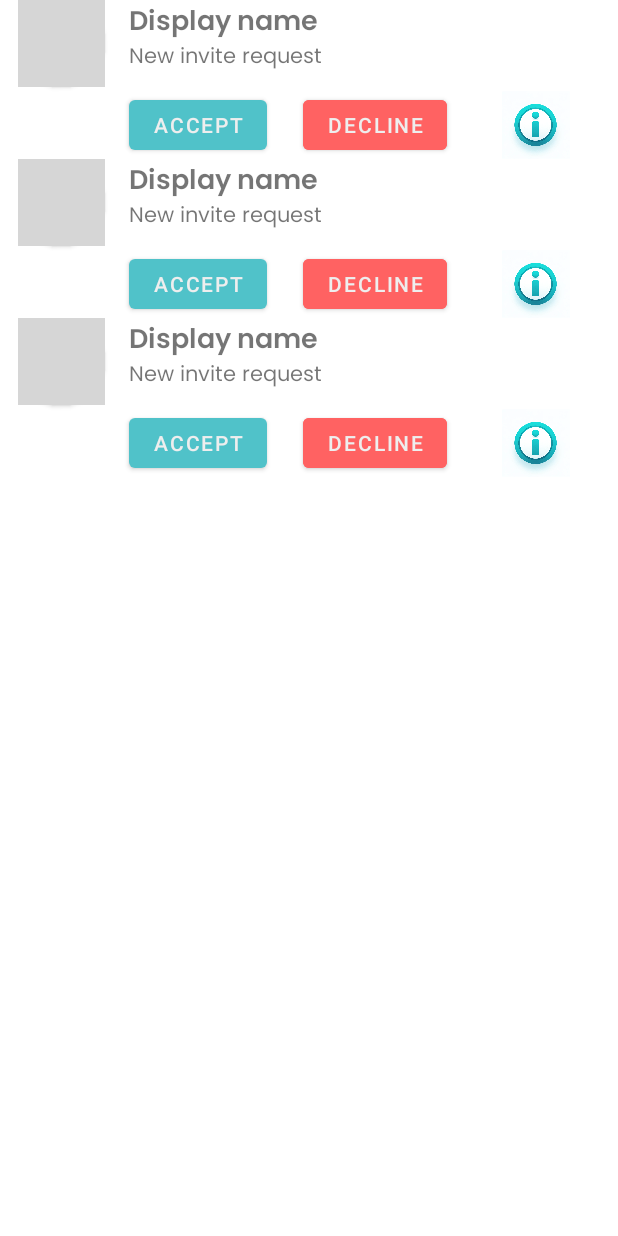
After one commit to OmriGawi/FitFinder, an Android app: the layout fragment_new_invites.xml on its own in the app's theme, with its tools: preview values and no code run, on a phone screen of 412 x 824 dp. The commit adds this screen. Run offline under Robolectric (Android 15) with nearby library versions, the phone set to English and light mode, and no system bars; grey boxes are pictures that could not be loaded.

Commit message:
Add New Invites functionality

```diff
--- a/app/src/main/java/com/example/fitfinder/viewmodel/ViewModelFactory.kt
+++ b/app/src/main/java/com/example/fitfinder/viewmodel/ViewModelFactory.kt
@@ -5,6 +5,7 @@ import androidx.lifecycle.ViewModelProvider
 import com.example.fitfinder.data.repository.BaseRepository
 import com.example.fitfinder.data.repository.auth.AuthRepository
 import com.example.fitfinder.data.repository.calendar.CalendarCreateEventRepository
+import com.example.fitfinder.data.repository.exercise.NewInvitesRepository
 import com.example.fitfinder.data.repository.location.LocationRepository
 import com.example.fitfinder.data.repository.messages.ChatRepository
 import com.example.fitfinder.data.repository.messages.MatchesRepository
@@ -17,6 +18,7 @@ import com.example.fitfinder.viewmodel.auth.LoginViewModel
 import com.example.fitfinder.viewmodel.auth.LogoutViewModel
 import com.example.fitfinder.viewmodel.auth.SignupViewModel
 import com.example.fitfinder.viewmodel.calendar.CalendarCreateEventViewModel
+import com.example.fitfinder.viewmodel.exercise.NewInvitesViewModel
 import com.example.fitfinder.viewmodel.location.LocationViewModel
 import com.example.fitfinder.viewmodel.messages.ChatViewModel
 import com.example.fitfinder.viewmodel.messages.MatchesViewModel
@@ -75,6 +77,10 @@ class ViewModelFactory(private val repository: BaseRepository) : ViewModelProvid
         if (modelClass.isAssignableFrom(CalendarCreateEventViewModel::class.java)) {
             return CalendarCreateEventViewModel(repository as CalendarCreateEventRepository) as T
         }
+        // NewInvites
+        if (modelClass.isAssignableFrom(NewInvitesViewModel::class.java)) {
+            return NewInvitesViewModel(repository as NewInvitesRepository) as T
+        }
 
         // Add more conditions for other ViewModel classes
         throw IllegalArgumentException("Unknown ViewModel class")
--- a/app/src/main/java/com/example/fitfinder/viewmodel/calendar/CalendarCreateEventViewModel.kt
+++ b/app/src/main/java/com/example/fitfinder/viewmodel/calendar/CalendarCreateEventViewModel.kt
@@ -36,7 +36,8 @@ class CalendarCreateEventViewModel(private val repository: CalendarCreateEventRe
                 exercises = exercises,
                 dateTime = it,
                 location = location,
-                additionalEquipment = additionalEquipment
+                additionalEquipment = additionalEquipment,
+                createdAt = Timestamp.now()
             )
             repository.createInvite(invite) { success ->
                 if (success) {
--- a/app/src/main/res/layout/fragment_exercise.xml
+++ b/app/src/main/res/layout/fragment_exercise.xml
@@ -63,7 +63,7 @@
             <androidx.cardview.widget.CardView
                 android:layout_width="0dp"
                 android:layout_height="match_parent"
-                android:id="@+id/newInvites"
+                android:id="@+id/cv_newInvites"
                 android:layout_margin="5dp"
                 android:layout_weight="1"
                 app:cardElevation="20dp"
@@ -99,6 +99,7 @@
             <androidx.cardview.widget.CardView
                 android:layout_width="0dp"
                 android:layout_height="match_parent"
+                android:id="@+id/cv_progress"
                 android:layout_margin="5dp"
                 android:layout_weight="1"
                 app:cardElevation="20dp"
@@ -147,6 +148,7 @@
             <androidx.cardview.widget.CardView
                 android:layout_width="0dp"
                 android:layout_height="match_parent"
+                android:id="@+id/cv_trainingSessions"
                 android:layout_margin="5dp"
                 android:layout_weight="1"
                 app:cardElevation="20dp"
@@ -183,6 +185,7 @@
                 android:layout_width="0dp"
                 android:layout_height="match_parent"
                 android:layout_margin="5dp"
+                android:id="@+id/cv_unfilledReports"
                 android:layout_weight="1"
                 app:cardElevation="20dp"
                 app:cardCornerRadius="20dp">
--- /dev/null
+++ b/app/src/main/res/layout/fragment_new_invites.xml
@@ -0,0 +1,32 @@
+<?xml version="1.0" encoding="utf-8"?>
+<FrameLayout xmlns:android="http://schemas.android.com/apk/res/android"
+    xmlns:tools="http://schemas.android.com/tools"
+    xmlns:app="http://schemas.android.com/apk/res-auto"
+    android:layout_width="match_parent"
+    android:layout_height="match_parent"
+    tools:context=".ui.exercise.NewInvitesFragment">
+
+    <androidx.coordinatorlayout.widget.CoordinatorLayout
+        android:layout_width="match_parent"
+        android:layout_height="match_parent"
+        android:layout_marginBottom="?attr/actionBarSize">
+
+        <androidx.constraintlayout.widget.ConstraintLayout
+            android:layout_width="match_parent"
+            android:layout_height="match_parent">
+
+            <androidx.recyclerview.widget.RecyclerView
+                android:id="@+id/rv_newInvites"
+                android:layout_width="match_parent"
+                android:layout_height="match_parent"
+                app:layoutManager="androidx.recyclerview.widget.LinearLayoutManager"
+                app:layout_constraintBottom_toBottomOf="parent"
+                app:layout_constraintEnd_toEndOf="parent"
+                app:layout_constraintHorizontal_bias="0.5"
+                app:layout_constraintStart_toStartOf="parent"
+                app:layout_constraintTop_toTopOf="parent"
+                tools:listitem="@layout/recycler_item_new_invites" />
+        </androidx.constraintlayout.widget.ConstraintLayout>
+    </androidx.coordinatorlayout.widget.CoordinatorLayout>
+
+</FrameLayout>
--- /dev/null
+++ b/app/src/main/res/layout/recycler_item_new_invites.xml
@@ -0,0 +1,92 @@
+<?xml version="1.0" encoding="utf-8"?>
+<androidx.constraintlayout.widget.ConstraintLayout
+    xmlns:android="http://schemas.android.com/apk/res/android"
+    xmlns:app="http://schemas.android.com/apk/res-auto"
+    xmlns:tools="http://schemas.android.com/tools"
+    android:layout_width="match_parent"
+    android:layout_height="wrap_content">
+
+    <androidx.constraintlayout.widget.ConstraintLayout
+        android:layout_width="match_parent"
+        android:layout_height="wrap_content"
+        android:layout_marginStart="12dp"
+        android:layout_marginTop="16dp"
+        android:layout_marginEnd="12dp"
+        tools:ignore="MissingConstraints">
+
+        <androidx.cardview.widget.CardView
+            android:id="@+id/cv_card"
+            android:layout_width="wrap_content"
+            android:layout_height="wrap_content"
+            app:cardCornerRadius="29dp"
+            app:cardPreventCornerOverlap="false"
+            app:layout_constraintStart_toStartOf="parent"
+            app:layout_constraintTop_toTopOf="parent">
+
+            <ImageView
+                android:id="@+id/iv_picture"
+                android:layout_width="58dp"
+                android:layout_height="58dp"
+                android:layout_margin="0dp"
+                android:scaleType="centerCrop"
+                tools:src="@tools:sample/avatars[0]" />
+        </androidx.cardview.widget.CardView>
+
+        <TextView
+            android:id="@+id/tv_name"
+            android:fontFamily="@font/poppinssemibold"
+            android:layout_width="0dp"
+            android:layout_height="wrap_content"
+            android:layout_marginStart="16dp"
+            android:singleLine="true"
+            android:textSize="18sp"
+            app:layout_constraintLeft_toRightOf="@id/cv_card"
+            app:layout_constraintRight_toRightOf="parent"
+            app:layout_constraintTop_toTopOf="@id/cv_card"
+            tools:text="Display name" />
+
+        <TextView
+            android:id="@+id/tv_request"
+            android:fontFamily="@font/poppinsregular"
+            android:layout_width="wrap_content"
+            android:layout_height="wrap_content"
+            android:layout_marginStart="16dp"
+            android:layout_marginBottom="7dp"
+            android:text="@string/new_invite_request"
+            android:textSize="14sp"
+            app:layout_constraintBottom_toBottomOf="@id/cv_card"
+            app:layout_constraintLeft_toRightOf="@id/cv_card" />
+
+        <Button
+            android:id="@+id/btn_accept"
+            android:layout_width="wrap_content"
+            android:layout_height="45dp"
+            android:layout_marginTop="10dp"
+            android:text="@string/accept"
+            app:layout_constraintLeft_toLeftOf="@id/tv_request"
+            app:layout_constraintTop_toBottomOf="@id/tv_request" />
+
+        <Button
+            android:id="@+id/btn_decline"
+            android:layout_width="wrap_content"
+            android:layout_height="45dp"
+            android:layout_marginStart="24dp"
+            android:backgroundTint="@color/text_error"
+            android:text="@string/decline"
+            app:layout_constraintLeft_toRightOf="@id/btn_accept"
+            app:layout_constraintTop_toTopOf="@id/btn_accept" />
+
+
+        <ImageView
+            android:id="@+id/iv_info"
+            android:layout_width="70dp"
+            android:layout_height="45dp"
+            android:layout_marginStart="24dp"
+            android:backgroundTint="@color/text_error"
+            app:srcCompat="@drawable/info"
+            app:layout_constraintLeft_toRightOf="@id/btn_decline"
+            app:layout_constraintTop_toTopOf="@id/btn_decline" />
+
+    </androidx.constraintlayout.widget.ConstraintLayout>
+
+</androidx.constraintlayout.widget.ConstraintLayout>
--- a/app/src/main/res/values/colors.xml
+++ b/app/src/main/res/values/colors.xml
@@ -15,4 +15,6 @@
 
     <color name="chat_secondary">#CCC8C8</color>
 
+    <color name="text_error">#ff6262</color>
+
 </resources>
--- a/app/src/main/res/values/strings.xml
+++ b/app/src/main/res/values/strings.xml
@@ -60,6 +60,9 @@
     <string name="progress">Progress</string>
     <string name="unfilled_reports">Unfilled Reports</string>
     <string name="training_sessions">Training Sessions</string>
+    <string name="new_invite_request">New invite request</string>
+    <string name="accept">Accept</string>
+    <string name="decline">Decline</string>
 
 
     <string-array name="radius_values">
```
Also changed, not shown: app/src/main/java/com/example/fitfinder/data/model/TrainingInvite.kt (+10 -8 lines), app/src/main/java/com/example/fitfinder/data/repository/exercise/NewInvitesRepository.kt (added, +31 -0 lines), app/src/main/java/com/example/fitfinder/data/service/MyFirebaseMessagingService.kt (+29 -1 lines), app/src/main/java/com/example/fitfinder/ui/exercise/ExerciseFragment.kt (+44 -4 lines), app/src/main/java/com/example/fitfinder/ui/exercise/NewInvitesAdapter.kt (added, +48 -0 lines), app/src/main/java/com/example/fitfinder/ui/exercise/NewInvitesFragment.kt (added, +69 -0 lines), app/src/main/java/com/example/fitfinder/viewmodel/exercise/NewInvitesViewModel.kt (added, +19 -0 lines), app/src/main/res/drawable/info.png (added).
